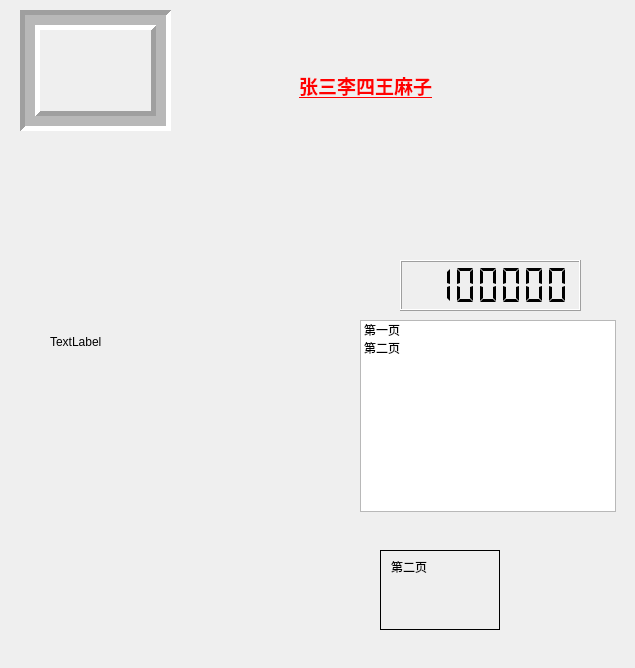
CodingManPP/0002_Qt_WindowAndDialog, file _010_frame1/myframe/mywidget.ui: the form before one commit.
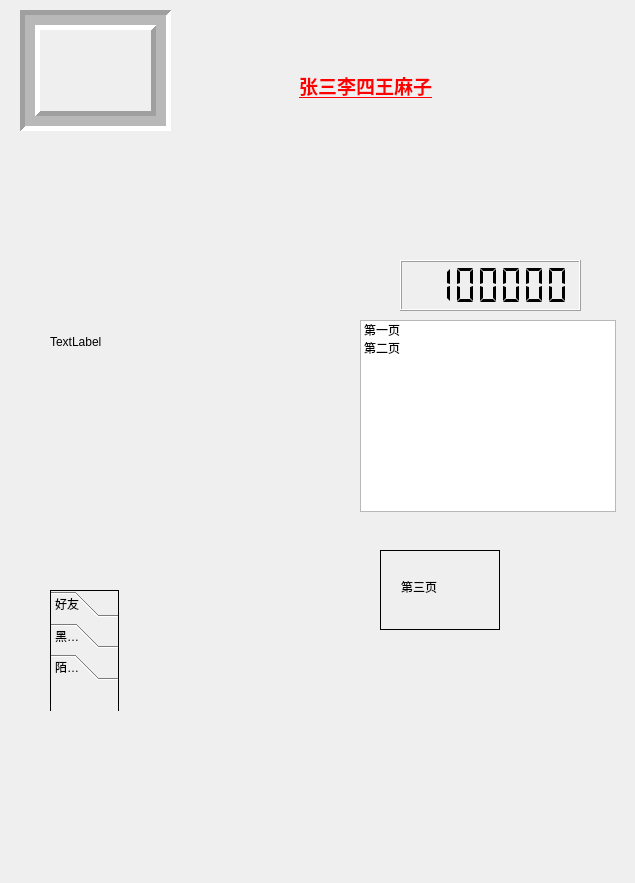
The form after the commit.

Commit message: _010_frame1:QToolBox 实例

```diff
--- a/_010_frame1/myframe/mywidget.ui
+++ b/_010_frame1/myframe/mywidget.ui
@@ -7,7 +7,7 @@
     <x>0</x>
     <y>0</y>
     <width>635</width>
-    <height>668</height>
+    <height>883</height>
    </rect>
   </property>
   <property name="windowTitle">
@@ -125,7 +125,7 @@
     <enum>QFrame::Panel</enum>
    </property>
    <property name="currentIndex">
-    <number>1</number>
+    <number>2</number>
    </property>
    <widget class="QWidget" name="page">
     <widget class="QLabel" name="label_3">
@@ -156,6 +156,68 @@
       <string>第二页</string>
      </property>
     </widget>
+   </widget>
+   <widget class="QWidget" name="page_3">
+    <widget class="QLabel" name="label_5">
+     <property name="geometry">
+      <rect>
+       <x>20</x>
+       <y>30</y>
+       <width>54</width>
+       <height>12</height>
+      </rect>
+     </property>
+     <property name="text">
+      <string>第三页</string>
+     </property>
+    </widget>
+   </widget>
+  </widget>
+  <widget class="QToolBox" name="toolBox">
+   <property name="geometry">
+    <rect>
+     <x>50</x>
+     <y>590</y>
+     <width>69</width>
+     <height>121</height>
+    </rect>
+   </property>
+   <property name="frameShape">
+    <enum>QFrame::Box</enum>
+   </property>
+   <property name="currentIndex">
+    <number>2</number>
+   </property>
+   <widget class="QWidget" name="page_4">
+    <property name="geometry">
+     <rect>
+      <x>0</x>
+      <y>0</y>
+      <width>67</width>
+      <height>41</height>
+     </rect>
+    </property>
+    <attribute name="label">
+     <string>好友</string>
+    </attribute>
+   </widget>
+   <widget class="QWidget" name="page_6">
+    <attribute name="label">
+     <string>黑名单</string>
+    </attribute>
+   </widget>
+   <widget class="QWidget" name="page_5">
+    <property name="geometry">
+     <rect>
+      <x>0</x>
+      <y>0</y>
+      <width>67</width>
+      <height>41</height>
+     </rect>
+    </property>
+    <attribute name="label">
+     <string>陌生人</string>
+    </attribute>
    </widget>
   </widget>
  </widget>
```
The commit also changes 1 other file.
